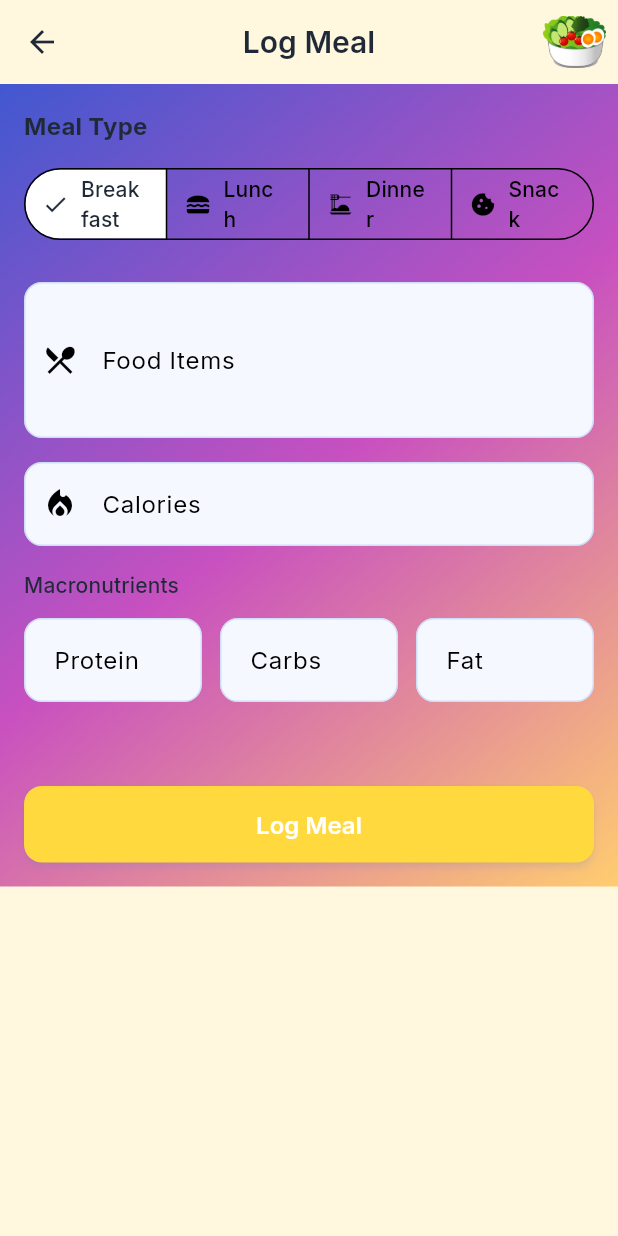
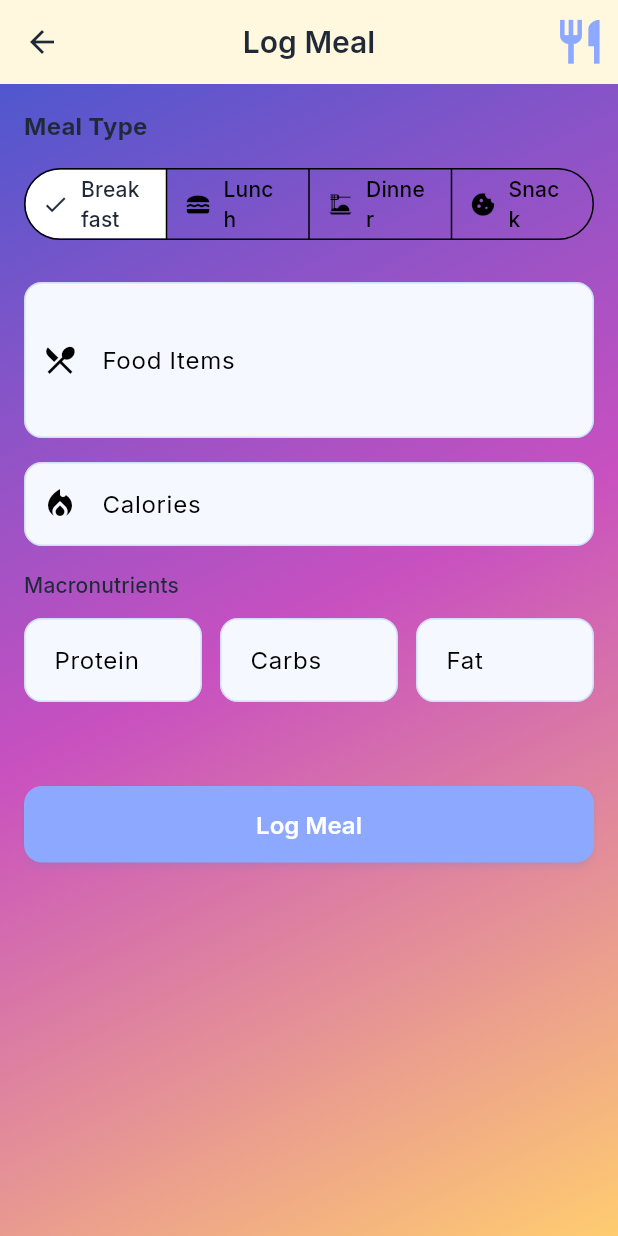
Before and after one commit to Rashmika-Bandara/Daily_Glow, a Flutter app: the MealsTab screen opened directly, after a tap on "Log Meal", on a phone screen of 412 x 824 dp. Run offline on Flutter 3.47's test engine with Material 3 defaults, Android fonts, the phone set to English and light mode, and no system bars; our stand-ins replace cloud_firestore, firebase_auth, firebase_core, flutter_riverpod, google_fonts, shared_preferences; accounts and stored records are empty.

Commit message:
new UI/UX

```diff
--- a/flutter_app_setup/lib/screens/meal/log_meal_screen.dart
+++ b/flutter_app_setup/lib/screens/meal/log_meal_screen.dart
@@ -55,7 +55,7 @@ class _LogMealScreenState extends ConsumerState<LogMealScreen> {
           ScaffoldMessenger.of(context).showSnackBar(
             const SnackBar(
               content: Text('Meal logged successfully!'),
-              backgroundColor: AppTheme.mealColor,
+              backgroundColor: AppTheme.exerciseColor,
             ),
           );
           Navigator.pop(context);
@@ -77,21 +77,7 @@ class _LogMealScreenState extends ConsumerState<LogMealScreen> {
   Widget build(BuildContext context) {
     final isDark = Theme.of(context).brightness == Brightness.dark;
 
-    return Scaffold(
-      appBar: AppBar(
-        title: const Text('Log Meal'),
-        actions: [
-          Padding(
-            padding: const EdgeInsets.only(right: 8.0),
-            child: Image.asset(
-              'assets/images/meal_illustration.png',
-              height: 35,
-              fit: BoxFit.contain,
-            ),
-          ),
-        ],
-      ),
-      body: Container(
+    return Container(
       decoration: BoxDecoration(
         gradient: LinearGradient(
           begin: Alignment.topLeft,
@@ -109,7 +95,22 @@ class _LogMealScreenState extends ConsumerState<LogMealScreen> {
                 ],
         ),
       ),
-        child: SingleChildScrollView(
+      child: Scaffold(
+        backgroundColor: Colors.transparent,
+        appBar: AppBar(
+          title: const Text('Log Meal'),
+          actions: [
+            Padding(
+              padding: const EdgeInsets.only(right: 8.0),
+              child: Icon(
+                Icons.restaurant,
+                size: 35,
+                color: AppTheme.exerciseColor,
+              ),
+            ),
+          ],
+        ),
+        body: SingleChildScrollView(
           padding: const EdgeInsets.all(16),
           child: Form(
             key: _formKey,
@@ -255,7 +256,7 @@ class _LogMealScreenState extends ConsumerState<LogMealScreen> {
                     _carbsController.text.isNotEmpty &&
                     _fatController.text.isNotEmpty)
                   Card(
-                    color: AppTheme.mealColor.withOpacity(0.1),
+                    color: Colors.white.withOpacity(0.15),
                     child: Padding(
                       padding: const EdgeInsets.all(16),
                       child: Column(
@@ -297,7 +298,7 @@ class _LogMealScreenState extends ConsumerState<LogMealScreen> {
                   onPressed: _logMeal,
                   style: ElevatedButton.styleFrom(
                     padding: const EdgeInsets.symmetric(vertical: 16),
-                    backgroundColor: AppTheme.mealColor,
+                    backgroundColor: AppTheme.exerciseColor,
                   ),
                   child: const Text('Log Meal', style: TextStyle(fontSize: 16)),
                 ),
--- a/flutter_app_setup/lib/screens/meal/meals_tab.dart
+++ b/flutter_app_setup/lib/screens/meal/meals_tab.dart
@@ -48,7 +48,7 @@ class _MealsTabState extends ConsumerState<MealsTab> {
                         const Icon(
                           Icons.restaurant,
                           size: 50,
-                          color: AppTheme.mealColor,
+                          color: AppTheme.exerciseColor,
                         ),
                         const SizedBox(height: 12),
                         Text(
@@ -58,7 +58,7 @@ class _MealsTabState extends ConsumerState<MealsTab> {
                               .headlineLarge
                               ?.copyWith(
                                 fontWeight: FontWeight.bold,
-                                color: AppTheme.mealColor,
+                                color: AppTheme.exerciseColor,
                               ),
                         ),
                         const SizedBox(height: 4),
@@ -161,7 +161,7 @@ class _MealsTabState extends ConsumerState<MealsTab> {
         },
         icon: const Icon(Icons.add),
         label: const Text('Log Meal'),
-        backgroundColor: AppTheme.mealColor,
+        backgroundColor: AppTheme.exerciseColor,
       ),
     );
   }
@@ -204,7 +204,7 @@ class _MealsTabState extends ConsumerState<MealsTab> {
               children: [
                 Icon(
                   _getMealIcon(mealType),
-                  color: AppTheme.mealColor,
+                  color: AppTheme.exerciseColor,
                 ),
                 const SizedBox(width: 8),
                 Text(
@@ -220,7 +220,7 @@ class _MealsTabState extends ConsumerState<MealsTab> {
                   style: Theme.of(context)
                       .textTheme
                       .titleMedium
-                      ?.copyWith(color: AppTheme.mealColor),
+                      ?.copyWith(color: AppTheme.exerciseColor),
                 ),
               ],
             ),
@@ -259,14 +259,14 @@ class _MealsTabState extends ConsumerState<MealsTab> {
     return Container(
       padding: const EdgeInsets.symmetric(horizontal: 8, vertical: 4),
       decoration: BoxDecoration(
-        color: AppTheme.mealColor.withOpacity(0.1),
+        color: AppTheme.exerciseColor.withOpacity(0.1),
         borderRadius: BorderRadius.circular(12),
       ),
       child: Text(
         text,
         style: const TextStyle(
           fontSize: 12,
-          color: AppTheme.mealColor,
+          color: AppTheme.exerciseColor,
         ),
       ),
     );
--- a/pubspec.yaml
+++ b/pubspec.yaml
@@ -4,7 +4,7 @@ version: 1.0.0
 # repository: https://github.com/my_org/my_repo
 
 environment:
-  sdk: ^3.9.1
+  sdk: ^3.9.0
 
 # Add regular dependencies here.
 dependencies:
```
Also changed, not shown: flutter_app_setup/lib/screens/water/water_intake_screen.dart (+21 -1 lines), pubspec.lock. Lines whose indentation alone changed are shown as unchanged.
